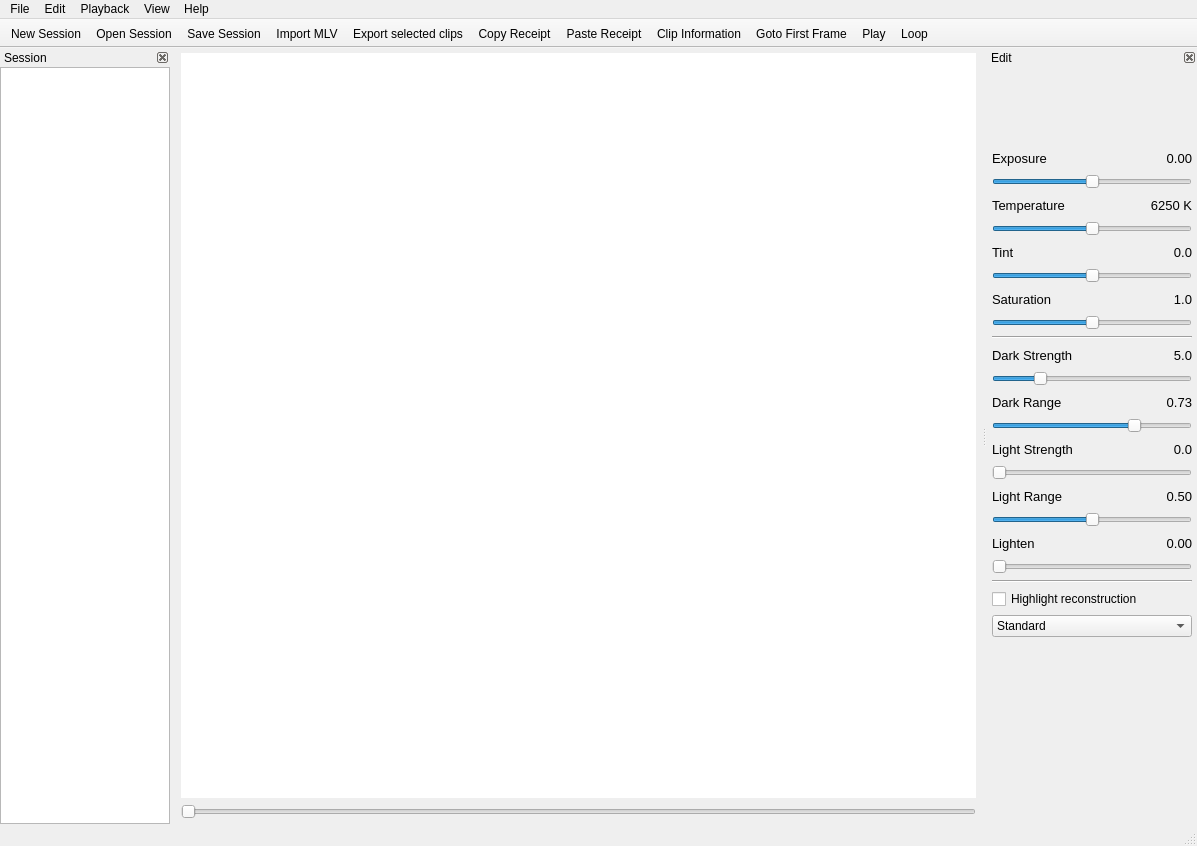
Above: platform/qt/MainWindow.ui from ilia3101/MLV-App before the change. Below: the same form after it.
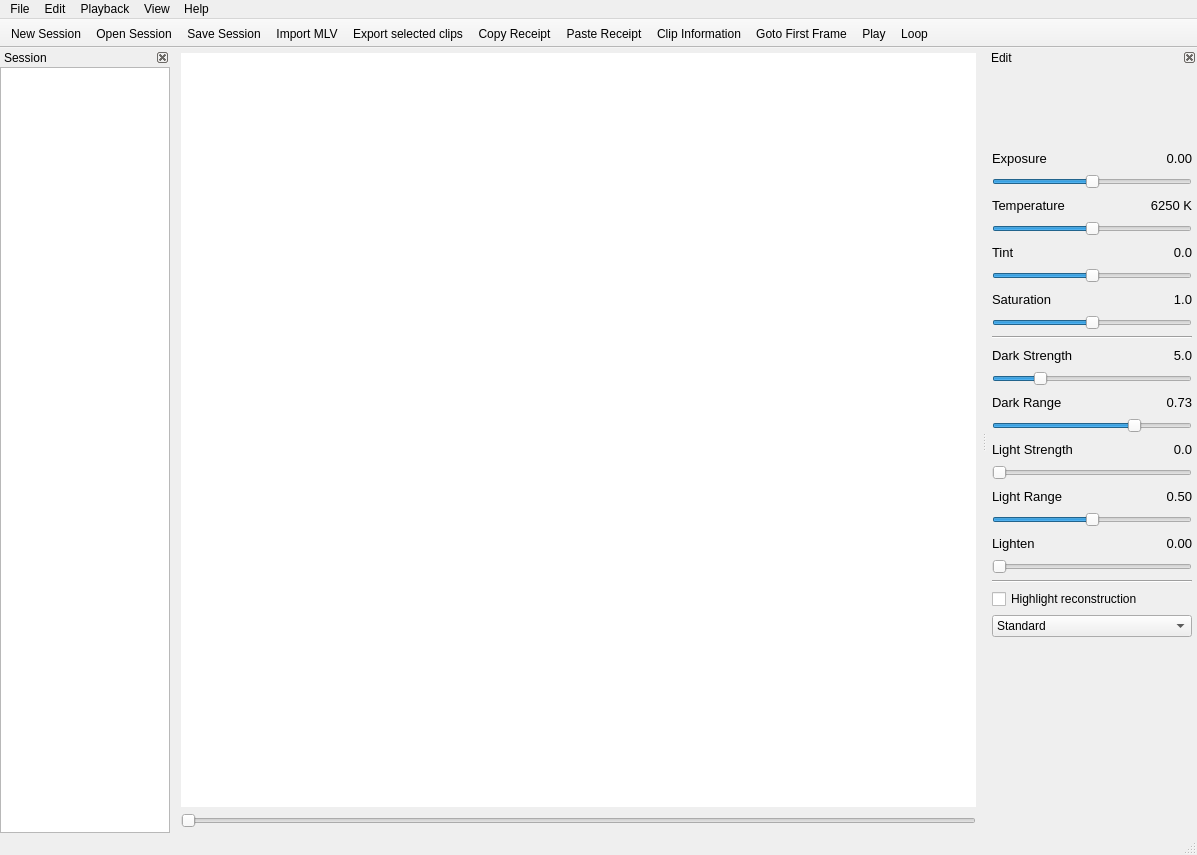
That is the form after the change. Icons and pictures are not drawn. Custom widgets are drawn as their Qt base class.

Commit message: QtApp: corrected tab order of ui

The edit to the form file:
```diff
--- a/platform/qt/MainWindow.ui
+++ b/platform/qt/MainWindow.ui
@@ -7,7 +7,7 @@
     <x>0</x>
     <y>0</y>
     <width>1197</width>
-    <height>846</height>
+    <height>855</height>
    </rect>
   </property>
   <property name="windowTitle">
```
Left out of the diff: 16 changed lines with no effect on the pictures. The commit also changes 1 other file.
